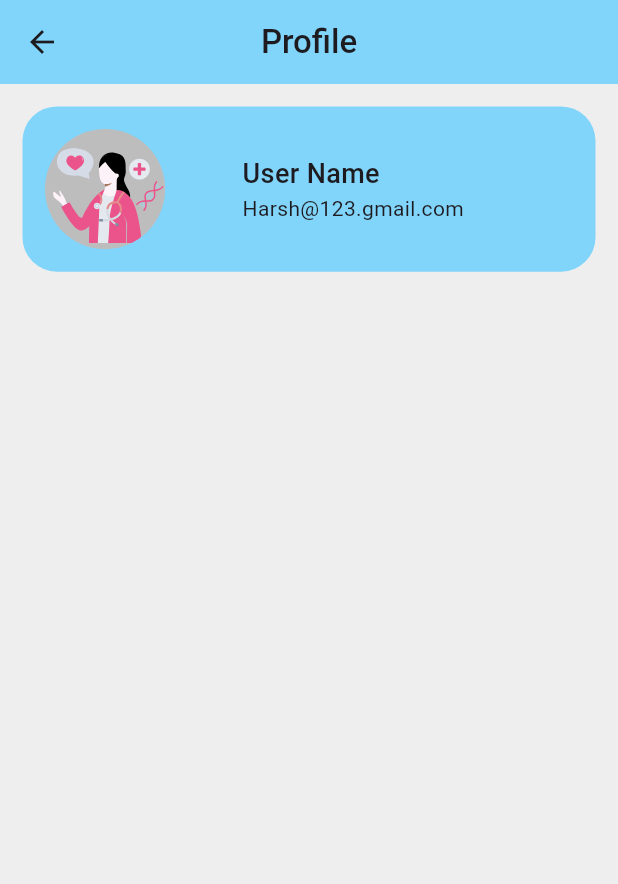
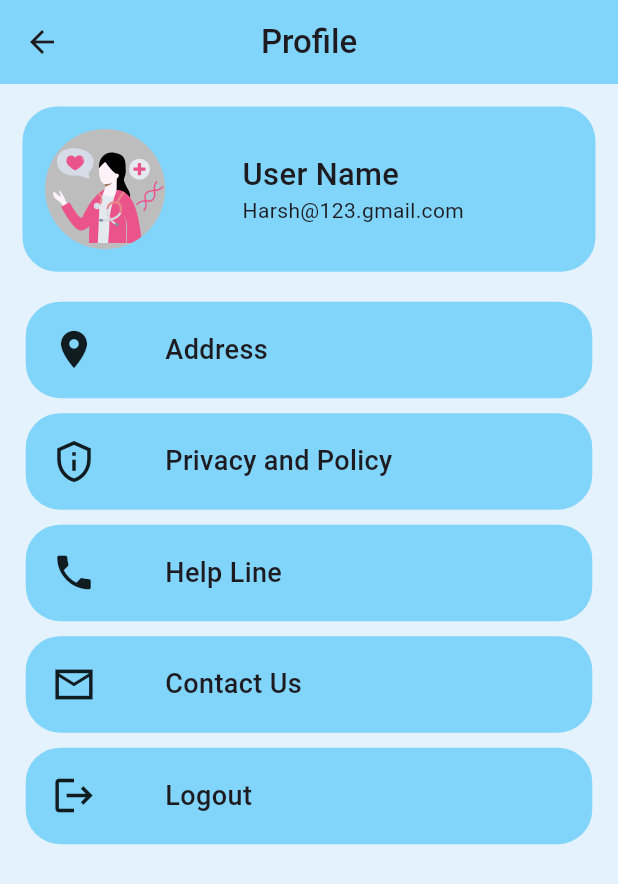
Before and after one commit to HarshGupta0/DoctorsAppointment_App, a Flutter app: the SettingsView screen opened directly, on a phone screen of 412 x 824 dp. Shown: the top 884 px of the screen. Run offline on Flutter 3.47's test engine with Material 3 defaults, Android fonts, the phone set to English and light mode, and no system bars; drawn by our look-alikes of lottie; our stand-ins replace dotted_line, firebase_auth, firebase_core, flutter_screenutil, get, persistent_bottom_nav_bar and 2 more; missing offline and left inert: flutter_phone_direct_caller; accounts and stored records are empty.

Commit message:
working on account screen

```diff
--- a/lib/view/Categary_Screen/Categary_Screen.dart
+++ b/lib/view/Categary_Screen/Categary_Screen.dart
@@ -22,7 +22,7 @@ class _CategoryScreenState extends State<CategoryScreen> {
             elevation: 0,
             backgroundColor:Colors.lightBlue.shade200,
           ),
-          backgroundColor: Colors.grey.shade100,
+          backgroundColor: Colors.blue.shade50,
           body: GridView.builder(
             gridDelegate: SliverGridDelegateWithFixedCrossAxisCount(
               crossAxisCount: 2,
--- a/lib/view/home_view/home_view.dart
+++ b/lib/view/home_view/home_view.dart
@@ -26,6 +26,7 @@ class HomeView extends StatelessWidget {
           backgroundColor: Colors.lightBlue.shade200,
           automaticallyImplyLeading: false,
         ),
+          backgroundColor: Colors.blue.shade50,
         body: SingleChildScrollView(
           child: Column(
             children: [
--- a/lib/view/nav_screen/nav_screen.dart
+++ b/lib/view/nav_screen/nav_screen.dart
@@ -1,6 +1,5 @@
 import 'package:doctors_appointment/view/SignUp_view/SignUp_view.dart';
 import 'package:doctors_appointment/view/home_view/home_view.dart';
-import 'package:doctors_appointment/view/login_view/login_view.dart';
 import 'package:flutter/material.dart';
 import 'package:persistent_bottom_nav_bar/persistent_tab_view.dart';
 import '../Categary_Screen/Categary_Screen.dart';
--- a/lib/view/settings_view/Settings_view.dart
+++ b/lib/view/settings_view/Settings_view.dart
@@ -1,4 +1,5 @@
 import 'package:flutter/material.dart';
+import 'package:flutter_phone_direct_caller/flutter_phone_direct_caller.dart';
 import 'package:flutter_screenutil/flutter_screenutil.dart';
 import 'package:lottie/lottie.dart';
 
@@ -10,11 +11,17 @@ class SettingsView extends StatefulWidget {
 }
 
 class _SettingsViewState extends State<SettingsView> {
+  String _numberCtrl="8505063481";
+  @override
+  void initState() {
+    super.initState();
+    _numberCtrl = "8505063481";
+  }
   @override
   Widget build(BuildContext context) {
     return SafeArea(
         child: Scaffold(
-      backgroundColor: Colors.grey.shade200,
+      backgroundColor: Colors.blue.shade50,
       appBar: AppBar(
         title: Text("Profile",style: TextStyle(fontWeight: FontWeight.w500),),
         centerTitle: true,
@@ -50,16 +57,47 @@ class _SettingsViewState extends State<SettingsView> {
                       Column(
                         crossAxisAlignment: CrossAxisAlignment.start,
                         children: [
-                          Text("User Name",style: TextStyle(fontWeight: FontWeight.w500,fontSize: 18),),
-                          Text("Harsh@123.gmail.com",style: TextStyle(fontWeight: FontWeight.w400),),
+                          Text("User Name",style: TextStyle(fontWeight: FontWeight.w500,fontSize: 18.sp),),
+                          const Text("Harsh@123.gmail.com",style: TextStyle(fontWeight: FontWeight.w400),),
                         ],
                       ),
                     ],
                   ),
                 ),
+                CardWidget("Address", Icons.location_on, () { }),
+                CardWidget("Privacy and Policy", Icons.privacy_tip_outlined, () { }),
+                CardWidget("Help Line",Icons.phone, () async {
+                  FlutterPhoneDirectCaller.callNumber(_numberCtrl);
+                  print("prssed");
+                },),
+                CardWidget("Contact Us", Icons.mail_outline_sharp, () { }),
+                CardWidget("Logout", Icons.logout, () {
+                }),
+
               ],
             ),
           ),
     ));
   }
+ Widget CardWidget(String input , IconData icon , VoidCallback onTap ){
+    return Container(
+      width : double.infinity,
+      padding: EdgeInsets.all(15.sp),
+      margin: EdgeInsets.symmetric(horizontal: 15.sp,vertical: 5),
+      decoration: BoxDecoration(
+        color:Colors.lightBlue.shade200,
+        borderRadius: BorderRadius.circular(20.r),
+      ),
+    child:InkWell(
+      onTap: onTap,
+       child: Row(
+          children: [
+            Icon(icon,size: 30,),
+            SizedBox(width: 40.w,),
+            Text(input,style: TextStyle(fontSize: 18,fontWeight:FontWeight.w500),)
+          ],
+        )
+    ),
+    );
+ }
 }
--- a/pubspec.yaml
+++ b/pubspec.yaml
@@ -45,6 +45,7 @@ dependencies:
   shared_preferences: ^2.2.2
   dotted_line: ^3.2.2
   persistent_bottom_nav_bar: ^5.0.2
+  flutter_phone_direct_caller: ^2.1.1
 
 dev_dependencies:
   flutter_test:
```
Also changed, not shown: lib/view/settings_view/phone_call.dart (added, +51 -0 lines), pubspec.lock.
